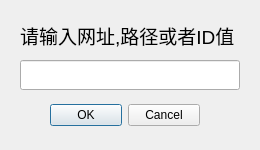
letr007/CCTVVideoDownloader, file src/ui/import.ui: the form before one commit.
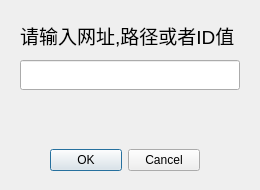
The form after the commit.

Commit message: fix(ui): show import dialog feedback

Diff of the .ui file:
```diff
--- a/src/ui/import.ui
+++ b/src/ui/import.ui
@@ -7,13 +7,13 @@
     <x>0</x>
     <y>0</y>
     <width>260</width>
-    <height>150</height>
+    <height>190</height>
    </rect>
   </property>
   <property name="minimumSize">
    <size>
     <width>170</width>
-    <height>110</height>
+    <height>190</height>
    </size>
   </property>
   <property name="maximumSize">
@@ -29,7 +29,7 @@
    <property name="geometry">
     <rect>
      <x>50</x>
-     <y>100</y>
+     <y>145</y>
      <width>150</width>
      <height>30</height>
     </rect>
@@ -51,6 +51,22 @@
     </rect>
    </property>
   </widget>
+  <widget class="QLabel" name="label_status">
+   <property name="geometry">
+    <rect>
+     <x>20</x>
+     <y>95</y>
+     <width>220</width>
+     <height>40</height>
+    </rect>
+   </property>
+   <property name="text">
+    <string/>
+   </property>
+   <property name="wordWrap">
+    <bool>true</bool>
+   </property>
+  </widget>
   <widget class="QLabel" name="label">
    <property name="geometry">
     <rect>
```
The commit also changes 1 other file.
